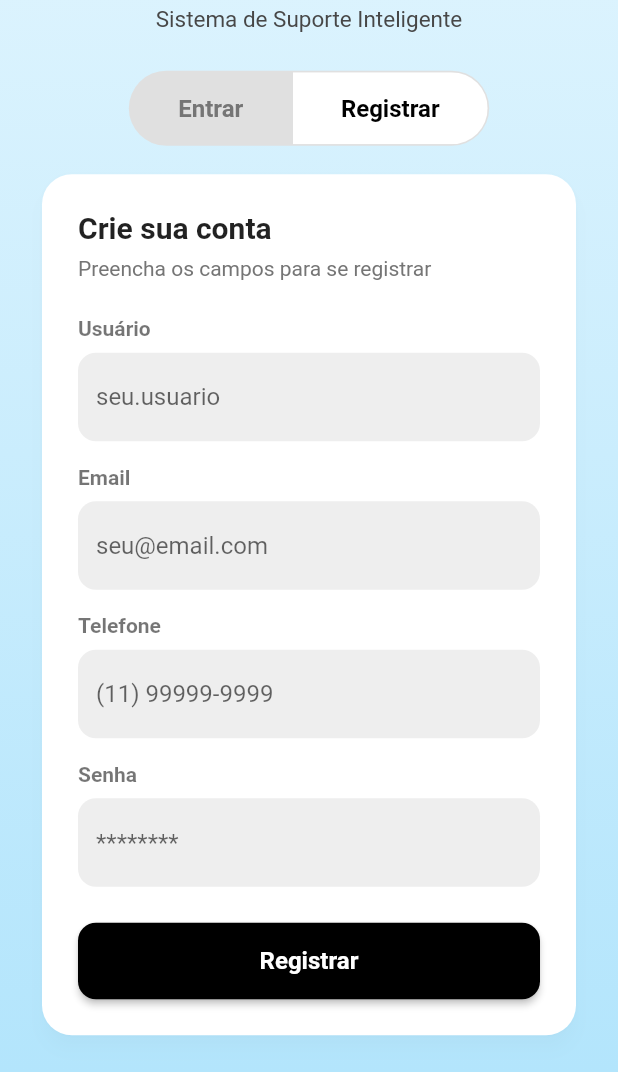
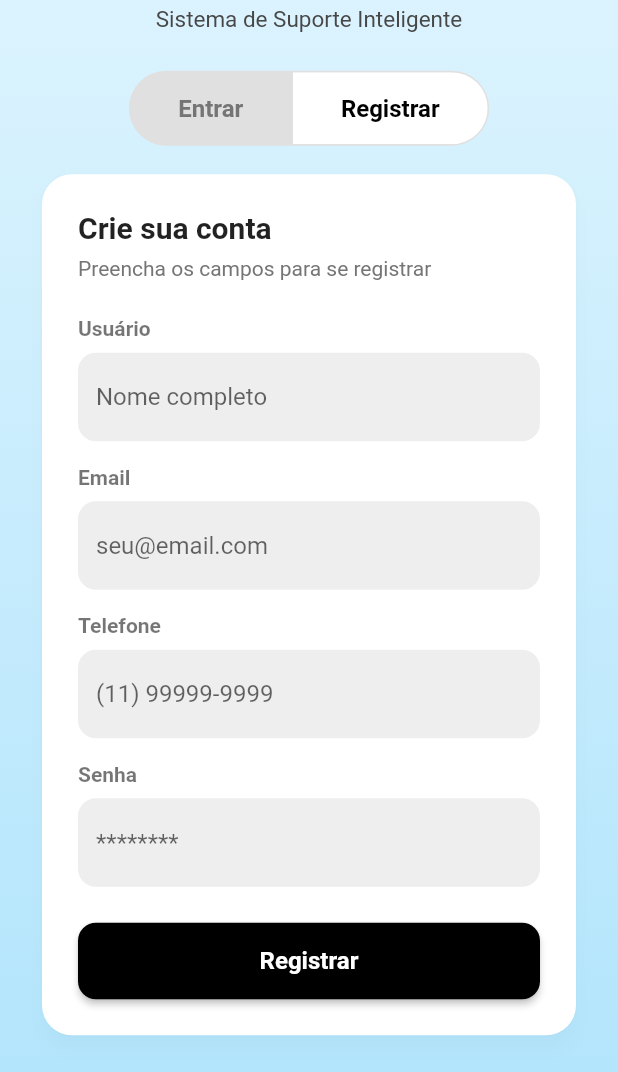
Before and after one commit to engrafaelsilva/Pim-RoboBerto, a Flutter app: the screen it shows after launch, after a tap on "Registrar", on a phone screen of 412 x 824 dp, the part 164-1236 px from its top. Run offline on Flutter 3.47's test engine with Material 2 defaults, Android fonts, the phone set to English and light mode, and no system bars; our stand-ins replace flutter_secure_storage.

Commit message:
Update registrar.dart

```diff
--- a/lib/View/registrar.dart
+++ b/lib/View/registrar.dart
@@ -60,7 +60,7 @@ class _RegistrarFormState extends State<RegistrarForm> {
               TextFormField(
                 controller: _usuarioController,
                 decoration: InputDecoration(
-                  hintText: 'seu.usuario',
+                  hintText: 'Nome completo',
                   fillColor: Colors.grey[200],
                   filled: true,
                   border: OutlineInputBorder(
```
